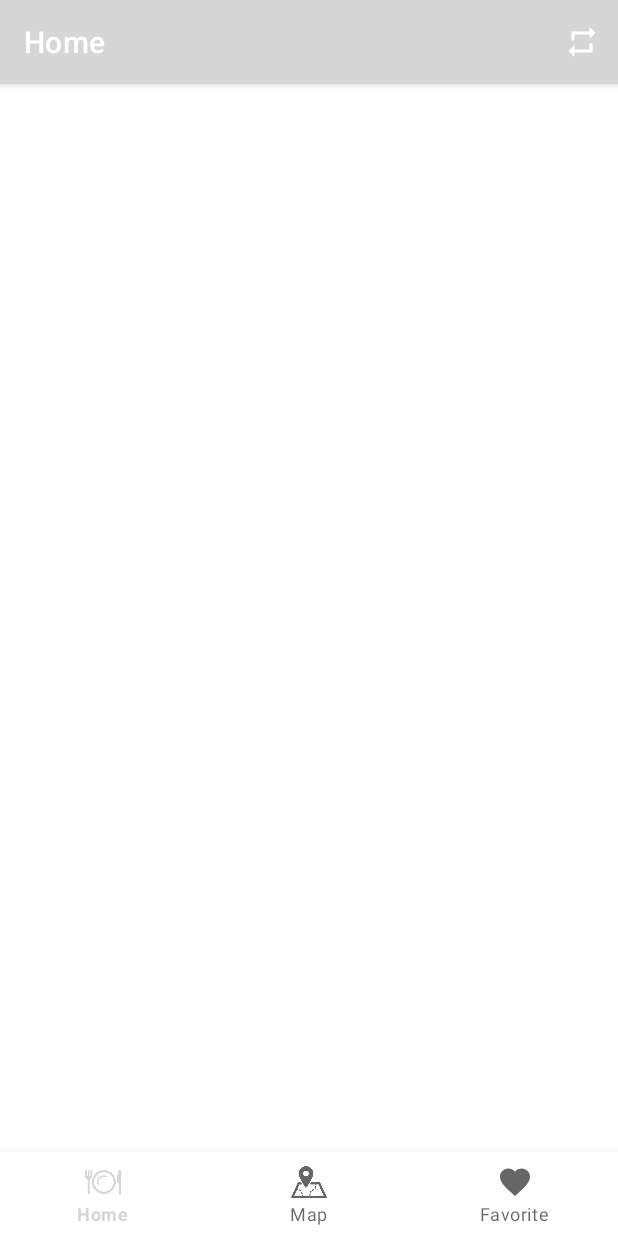
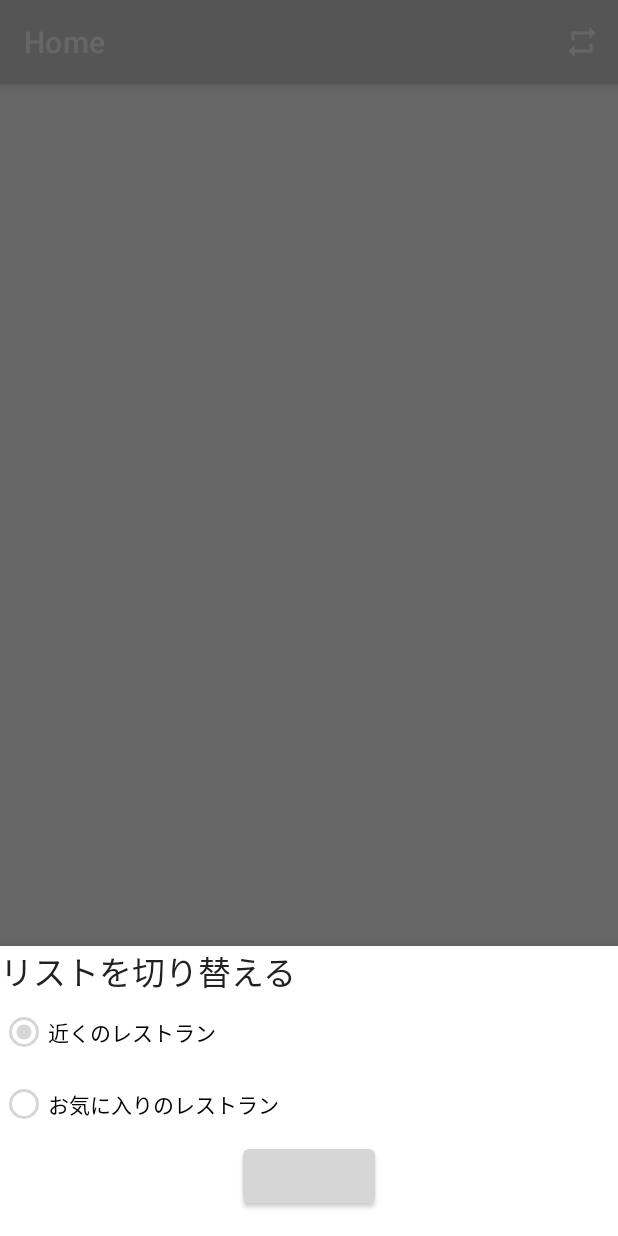
Before and after one commit to ike04/GourmetSearchApp, an Android app: the HomeFragment screen opened through its navigation route, after a tap on "favorite", on a phone screen of 412 x 824 dp. Run offline under Robolectric (Android 15) with nearby library versions, the phone set to English and light mode, and no system bars; our stand-ins replace Dagger/Hilt's generated code, Room's generated code, RxJava, data binding, navigation-ui; libraries missing offline, so code that uses them is left out: com.xwray.groupie; pictures from the network do not load; 2 statements that could not run were skipped.

Commit message:
Add SwitchHomeListFragment

```diff
--- a/app/src/main/java/com/google/codelab/gourmetsearchapp/view/home/HomeFragment.kt
+++ b/app/src/main/java/com/google/codelab/gourmetsearchapp/view/home/HomeFragment.kt
@@ -132,7 +132,7 @@ class HomeFragment : Fragment() {
     override fun onOptionsItemSelected(item: MenuItem): Boolean {
         return when (item.itemId) {
             R.id.favorite -> {
-
+                SwitchHomeListFragment.newInstance().show(childFragmentManager, "")
                 true
             }
             else -> super.onOptionsItemSelected(item)
--- /dev/null
+++ b/app/src/main/java/com/google/codelab/gourmetsearchapp/view/home/SwitchHomeListFragment.kt
@@ -0,0 +1,32 @@
+package com.google.codelab.gourmetsearchapp.view.home
+
+import android.app.Dialog
+import android.os.Bundle
+import android.view.LayoutInflater
+import android.view.View
+import android.view.ViewGroup
+import androidx.fragment.app.Fragment
+import com.google.android.material.bottomsheet.BottomSheetDialogFragment
+import com.google.codelab.gourmetsearchapp.databinding.FragmentSearchFilterBinding
+import com.google.codelab.gourmetsearchapp.databinding.FragmentSwitchHomeListBinding
+import com.google.codelab.gourmetsearchapp.view.map.SearchFilterDialogFragment
+
+class SwitchHomeListFragment : BottomSheetDialogFragment() {
+    private lateinit var binding: FragmentSwitchHomeListBinding
+
+    companion object {
+        fun newInstance(): SwitchHomeListFragment {
+            return SwitchHomeListFragment()
+        }
+    }
+
+    override fun setupDialog(dialog: Dialog, style: Int) {
+        binding = FragmentSwitchHomeListBinding.inflate(LayoutInflater.from(context), null, false)
+        dialog.setContentView(binding.root)
+    }
+
+    override fun onCreate(savedInstanceState: Bundle?) {
+        super.onCreate(savedInstanceState)
+    }
+
+}
--- a/app/src/main/java/com/google/codelab/gourmetsearchapp/view/map/SearchFilterDialogFragment.kt
+++ b/app/src/main/java/com/google/codelab/gourmetsearchapp/view/map/SearchFilterDialogFragment.kt
@@ -141,4 +141,9 @@ class SearchFilterDialogFragment : BottomSheetDialogFragment() {
             binding.chipGroup.addView(chip)
         }
     }
+
+    override fun onDestroy() {
+        super.onDestroy()
+        disposable.clear()
+    }
 }
--- /dev/null
+++ b/app/src/main/res/layout/fragment_switch_home_list.xml
@@ -0,0 +1,55 @@
+<?xml version="1.0" encoding="utf-8"?>
+<layout xmlns:android="http://schemas.android.com/apk/res/android"
+    xmlns:tools="http://schemas.android.com/tools">
+
+    <data>
+
+    </data>
+
+    <FrameLayout
+        android:layout_width="match_parent"
+        android:layout_height="match_parent"
+        tools:context=".view.home.SwitchHomeListFragment">
+
+        <LinearLayout
+            android:layout_width="match_parent"
+            android:layout_height="match_parent"
+            android:orientation="vertical">
+
+            <TextView
+                android:id="@+id/switch_home_list_text_view"
+                android:layout_width="match_parent"
+                android:layout_height="wrap_content"
+                android:text="リストを切り替える"
+                android:textAppearance="@style/TextAppearance.AppCompat.Large" />
+
+            <RadioGroup
+                android:layout_width="match_parent"
+                android:layout_height="match_parent">
+
+                <RadioButton
+                    android:id="@+id/near_store_radio_button"
+                    android:layout_width="match_parent"
+                    android:layout_height="wrap_content"
+                    android:buttonTint="@color/teal_700"
+                    android:checked="true"
+                    android:text="近くのレストラン" />
+
+                <RadioButton
+                    android:id="@+id/favorite_store_radio_button"
+                    android:layout_width="match_parent"
+                    android:layout_height="wrap_content"
+                    android:buttonTint="@color/teal_700"
+                    android:text="お気に入りのレストラン" />
+
+                <Button
+                    android:id="@+id/button"
+                    android:layout_width="wrap_content"
+                    android:layout_height="wrap_content"
+                    android:layout_gravity="center"
+                    android:text="@string/text_filter_search_button"
+                    android:layout_marginBottom="@dimen/l_spacing"/>
+            </RadioGroup>
+        </LinearLayout>
+    </FrameLayout>
+</layout>
```
